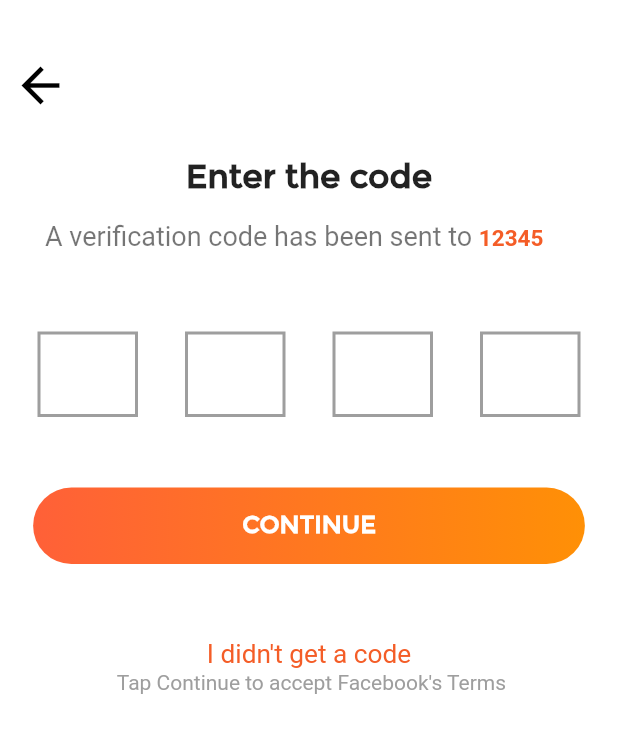
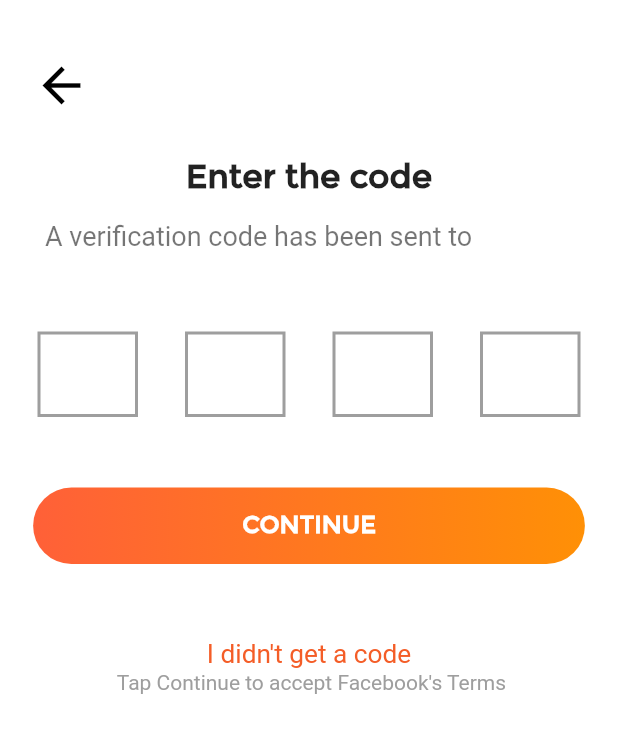
Before and after one commit to sudeshfer/folk, a Flutter app: the PincodeVerify screen opened by its route, on a phone screen of 412 x 824 dp. Shown: the top 733 px of the screen. Run offline on Flutter 3.47's test engine with Material 2 defaults, Android fonts, the phone set to English and light mode, and no system bars; our stand-ins replace font_awesome_flutter; missing offline and left inert: flutter_country_picker.

Commit message:
few changes

```diff
--- a/lib/Screens/Login/pincode_verify.dart
+++ b/lib/Screens/Login/pincode_verify.dart
@@ -6,7 +6,9 @@ import 'package:flutter/material.dart';
 import 'package:folk/pin_code_fields.dart';
 
 class PincodeVerify extends StatefulWidget {
-  PincodeVerify({Key key}) : super(key: key);
+  final phone;
+  // PincodeVerify({Key key}) : super(key: key);
+  PincodeVerify({this.phone});
 
   @override
   _PincodeVerifyState createState() => _PincodeVerifyState();
@@ -31,6 +33,8 @@ class _PincodeVerifyState extends State<PincodeVerify> {
               SizedBox(height: 30),
               Container(
 
+            child: Padding(
+              padding: EdgeInsets.only( left: 14),
               child: IconButton(
               icon: Icon(Icons.arrow_back),
               color: Colors.black,
@@ -39,6 +43,7 @@ class _PincodeVerifyState extends State<PincodeVerify> {
                 log('Clikced on back btn');
                 Navigator.of(context).pop();
               },
+          ),
             ),
                   alignment: Alignment.centerLeft,
 
@@ -63,7 +68,7 @@ class _PincodeVerifyState extends State<PincodeVerify> {
 
                       children: [
                         TextSpan(
-                            text: "12345",
+                            text: widget.phone,
                             style: TextStyle(
                                 color: Color(0xFFf45d27),
                                 fontWeight: FontWeight.bold,
```
Lines whose indentation alone changed are shown as unchanged.
